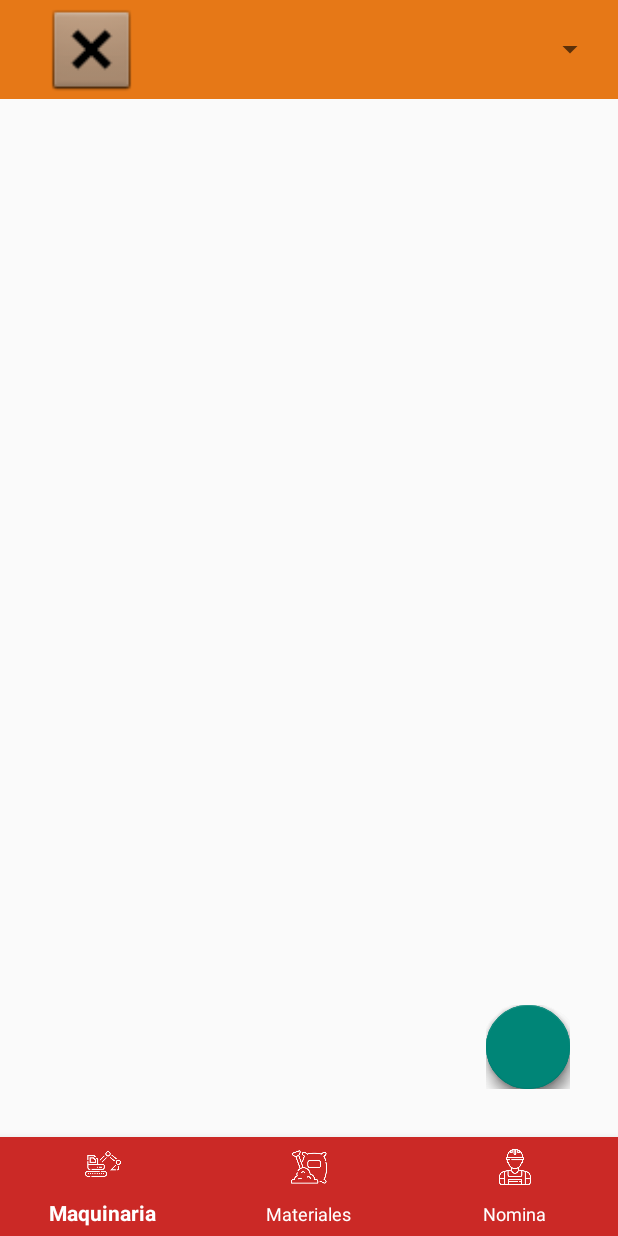
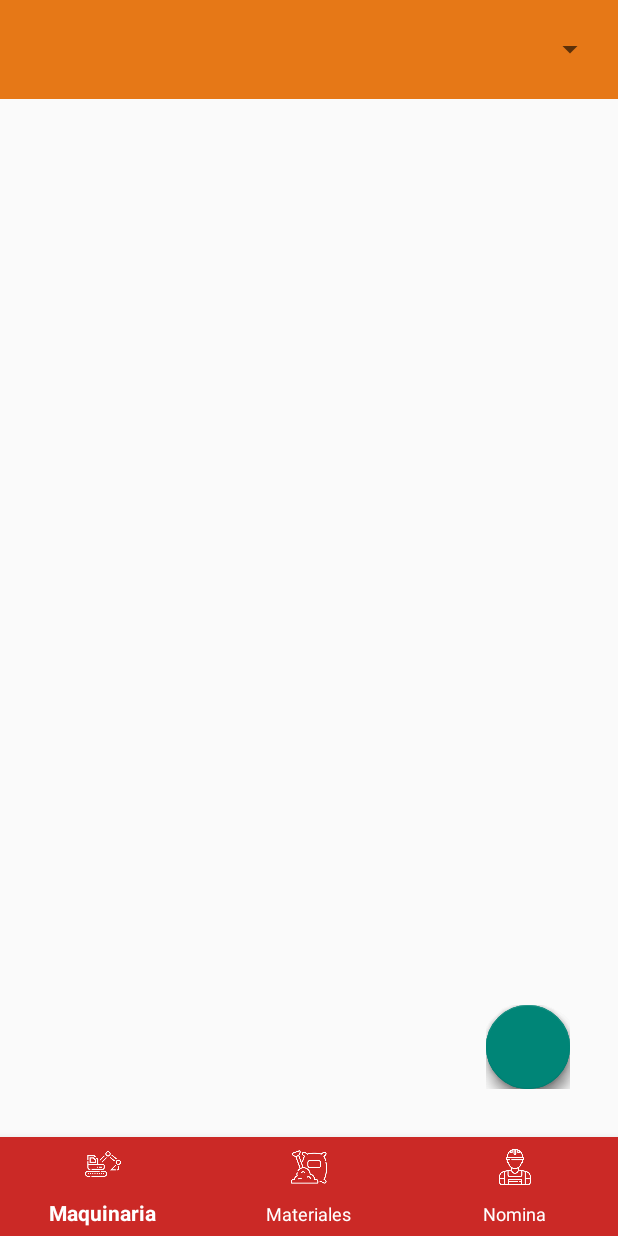
Before and after one commit to MaCls98/SFApp, an Android app: the layout home_frag_obras.xml on its own in the app's theme, with its tools: preview values and no code run, on a phone screen of 412 x 824 dp. Run offline under Robolectric (Android 15) with nearby library versions, the phone set to English and light mode, and no system bars; plain views replace FloatingActionButton, FloatingActionsMenu.

Commit message:
Modificada toda la interfaz

```diff
--- a/app/src/main/java/com/android/sfapp/MainActivity.java
+++ b/app/src/main/java/com/android/sfapp/MainActivity.java
@@ -58,6 +58,8 @@ public class MainActivity extends AppCompatActivity implements AddMaterialDialog
     private int[] layouts;
     private ArrayList<MaterialCV> materials;
 
+    public static final String HOST = "https://cs-f.herokuapp.com/";
+
     @Override
     protected void onCreate(Bundle savedInstanceState) {
         super.onCreate(savedInstanceState);
@@ -83,7 +85,7 @@ public class MainActivity extends AppCompatActivity implements AddMaterialDialog
                 //Agregar obra
                 R.layout.home_nv_add_obra,
                 //Agregar nomina
-                R.layout.home_nv_add_nomina
+                R.layout.home_add_nomina
         };
 
         HomeViewPagerAdapter homeViewPagerAdapter = new HomeViewPagerAdapter(layouts, getBaseContext());
--- a/app/src/main/res/layout/home_frag_obras.xml
+++ b/app/src/main/res/layout/home_frag_obras.xml
@@ -16,26 +16,6 @@
         app:layout_constraintStart_toStartOf="parent"
         app:layout_constraintTop_toTopOf="parent">
 
-        <ImageButton
-            android:id="@+id/button2"
-            android:layout_width="0dp"
-            android:layout_height="0dp"
-            android:layout_marginEnd="8dp"
-            android:background="@android:color/transparent"
-            android:scaleType="fitCenter"
-            android:src="@android:drawable/btn_dialog"
-            app:layout_constraintBottom_toBottomOf="parent"
-            app:layout_constraintEnd_toStartOf="@+id/guideline9"
-            app:layout_constraintStart_toStartOf="parent"
-            app:layout_constraintTop_toTopOf="parent" />
-
-        <android.support.constraint.Guideline
-            android:id="@+id/guideline9"
-            android:layout_width="wrap_content"
-            android:layout_height="wrap_content"
-            android:orientation="vertical"
-            app:layout_constraintGuide_begin="130dp" />
-
         <Spinner
             android:id="@+id/sp_obras"
             android:layout_width="0dp"
@@ -46,7 +26,7 @@
             android:layout_marginBottom="8dp"
             app:layout_constraintBottom_toBottomOf="parent"
             app:layout_constraintEnd_toEndOf="parent"
-            app:layout_constraintStart_toEndOf="@+id/button2"
+            app:layout_constraintStart_toStartOf="parent"
             app:layout_constraintTop_toTopOf="parent" />
 
     </android.support.constraint.ConstraintLayout>
--- a/app/src/main/res/layout/home_nv_add_obra.xml
+++ b/app/src/main/res/layout/home_nv_add_obra.xml
@@ -21,8 +21,11 @@
 
     <LinearLayout
         android:id="@+id/linearLayout2"
-        android:layout_width="395dp"
+        android:layout_width="0dp"
         android:layout_height="wrap_content"
+        android:layout_marginStart="8dp"
+        android:layout_marginEnd="8dp"
+        android:layout_marginBottom="8dp"
         android:orientation="horizontal"
         app:layout_constraintBottom_toBottomOf="parent"
         app:layout_constraintEnd_toEndOf="parent"
```
Also changed, not shown: app/src/main/res/layout/home_add_nomina.xml (renamed from app/src/main/res/layout/home_nv_add_nomina.xml).
